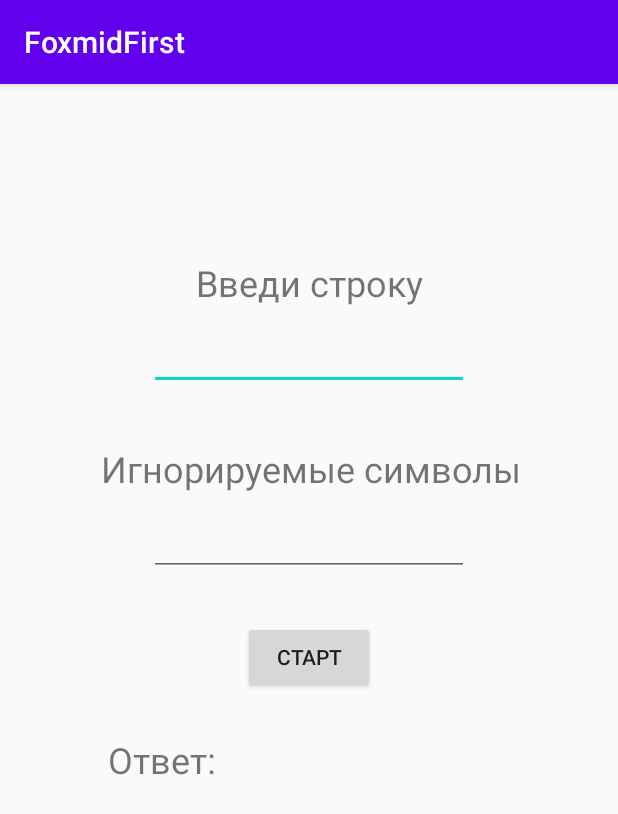
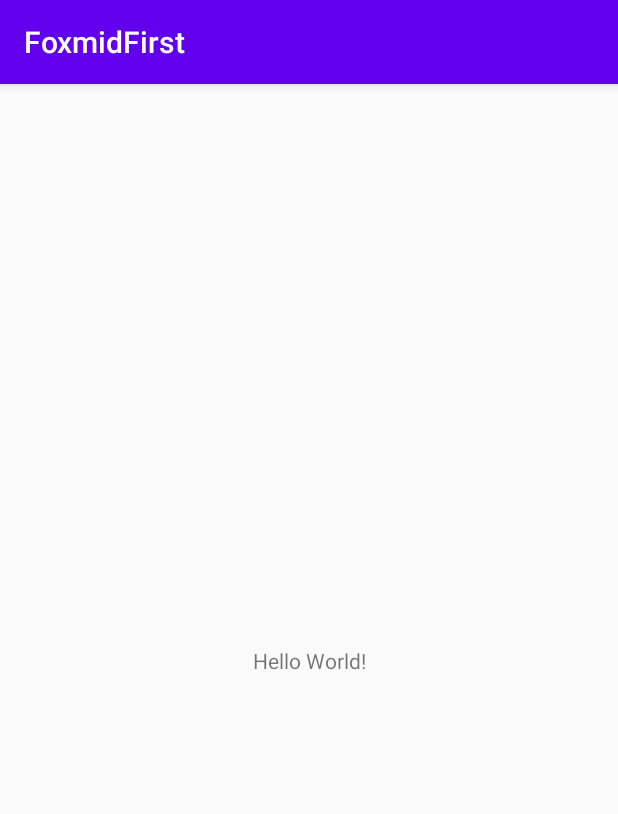
Before and after one commit to Trofan-code/AnagramsUnitUItests, an Android app: the screen it shows after launch (MainActivity), on a phone screen of 412 x 824 dp. Shown: the top 814 px of the screen. Run offline under Robolectric (Android 15) with nearby library versions, the phone set to English and light mode, and no system bars.

Commit message:
Revert "Merge branch 'dev' into 'master'"
This reverts merge request !1

```diff
--- a/app/build.gradle
+++ b/app/build.gradle
@@ -20,10 +20,6 @@ android {
             proguardFiles getDefaultProguardFile('proguard-android-optimize.txt'), 'proguard-rules.pro'
         }
     }
-    compileOptions {
-        sourceCompatibility JavaVersion.VERSION_1_8
-        targetCompatibility JavaVersion.VERSION_1_8
-    }
 }
 
 dependencies {
--- a/app/src/main/java/com/example/foxmidfirst/MainActivity.java
+++ b/app/src/main/java/com/example/foxmidfirst/MainActivity.java
@@ -3,50 +3,12 @@ package com.example.foxmidfirst;
 import androidx.appcompat.app.AppCompatActivity;
 
 import android.os.Bundle;
-import android.view.View;
-import android.widget.Button;
-import android.widget.EditText;
-import android.widget.TextView;
 
 public class MainActivity extends AppCompatActivity {
-
-    private EditText editTextUserString;
-    private EditText editTextUserSymbolExclude;
-    private TextView textViewAnswer;
-    private Button btnStart;
-    Rotate rotate = new Rotate();
-    private String userStringSentence;
-    private String[] myUserArrString;
-
-    private String userSymboIgnore;
-
-
 
     @Override
     protected void onCreate(Bundle savedInstanceState) {
         super.onCreate(savedInstanceState);
         setContentView(R.layout.activity_main);
-        init();
-
-        btnStart.setOnClickListener(new View.OnClickListener() {
-            @Override
-            public void onClick(View v) {
-                userSymboIgnore = editTextUserSymbolExclude.getText().toString();//stringa iz edit text
-                userStringSentence = editTextUserString.getText().toString();
-
-                textViewAnswer.setText(rotate.rotateWord(userStringSentence,userSymboIgnore));
-            }
-        });
-
-    }
-
-    private void init() {
-        editTextUserString = findViewById(R.id.edText1);
-        editTextUserSymbolExclude = findViewById(R.id.edText2);
-        textViewAnswer = findViewById(R.id.textView4);
-        btnStart = findViewById(R.id.button1);
-        userSymboIgnore = editTextUserSymbolExclude.getText().toString();
-        userStringSentence = editTextUserString.getText().toString();
-
     }
 }
--- a/app/src/main/res/layout/activity_main.xml
+++ b/app/src/main/res/layout/activity_main.xml
@@ -7,84 +7,12 @@
     tools:context=".MainActivity">
 
     <TextView
-        android:id="@+id/textView3"
         android:layout_width="wrap_content"
         android:layout_height="wrap_content"
-        android:layout_marginTop="28dp"
-        android:layout_marginEnd="268dp"
-        android:layout_marginRight="268dp"
-        android:text="@string/txtViev3"
-        android:textSize="24sp"
-        app:layout_constraintEnd_toEndOf="parent"
-        app:layout_constraintLeft_toLeftOf="parent"
-        app:layout_constraintTop_toBottomOf="@+id/button1" />
-
-    <TextView
-        android:id="@+id/textView1"
-        android:layout_width="wrap_content"
-        android:layout_height="wrap_content"
-        android:layout_marginTop="116dp"
-        android:text="@string/txtViev1"
-        android:textSize="24sp"
+        android:text="Hello World!"
+        app:layout_constraintBottom_toBottomOf="parent"
         app:layout_constraintLeft_toLeftOf="parent"
         app:layout_constraintRight_toRightOf="parent"
         app:layout_constraintTop_toTopOf="parent" />
 
-    <TextView
-        android:id="@+id/textView2"
-        android:layout_width="wrap_content"
-        android:layout_height="wrap_content"
-        android:layout_marginTop="36dp"
-        android:layout_marginEnd="64dp"
-        android:layout_marginRight="64dp"
-        android:text="@string/txtViev2"
-        android:textSize="24sp"
-        app:layout_constraintEnd_toEndOf="parent"
-        app:layout_constraintLeft_toLeftOf="parent"
-        app:layout_constraintTop_toBottomOf="@+id/edText1" />
-
-    <EditText
-        android:id="@+id/edText1"
-        android:layout_width="wrap_content"
-        android:layout_height="wrap_content"
-        android:layout_marginTop="10dp"
-        android:ems="10"
-        android:inputType="textPersonName"
-        app:layout_constraintEnd_toEndOf="parent"
-        app:layout_constraintStart_toStartOf="parent"
-        app:layout_constraintTop_toBottomOf="@+id/textView1" />
-
-    <EditText
-        android:id="@+id/edText2"
-        android:layout_width="wrap_content"
-        android:layout_height="wrap_content"
-        android:layout_marginTop="10dp"
-        android:ems="10"
-        android:inputType="textPersonName"
-        app:layout_constraintEnd_toEndOf="@+id/edText1"
-        app:layout_constraintHorizontal_bias="1.0"
-        app:layout_constraintStart_toStartOf="parent"
-        app:layout_constraintTop_toBottomOf="@+id/textView2" />
-
-    <Button
-        android:id="@+id/button1"
-        android:layout_width="wrap_content"
-        android:layout_height="wrap_content"
-        android:layout_marginTop="30dp"
-        android:text="@string/btn1"
-        app:layout_constraintEnd_toEndOf="parent"
-        app:layout_constraintStart_toStartOf="parent"
-        app:layout_constraintTop_toBottomOf="@+id/edText2" />
-
-    <TextView
-        android:id="@+id/textView4"
-        android:layout_width="0dp"
-        android:layout_height="wrap_content"
-        android:textSize="24sp"
-        app:layout_constraintBottom_toBottomOf="parent"
-        app:layout_constraintEnd_toEndOf="@+id/textView2"
-        app:layout_constraintHorizontal_bias="0.562"
-        app:layout_constraintStart_toStartOf="parent"
-        app:layout_constraintTop_toBottomOf="@+id/textView3" />
-
 </androidx.constraintlayout.widget.ConstraintLayout>
--- a/app/src/main/res/values/strings.xml
+++ b/app/src/main/res/values/strings.xml
@@ -1,8 +1,3 @@
 <resources>
     <string name="app_name">FoxmidFirst</string>
-    <string name="txtViev1">Введи строку</string>
-    <string name="txtViev2">Игнорируемые символы</string>
-    <string name="btn1">Старт</string>
-    <string name="txtViev3">Ответ: </string>
-    <string name="btn2">Очистить</string>
 </resources>
```
Also changed, not shown: app/src/main/java/com/example/foxmidfirst/Rotate.java (deleted, +0 -85 lines).
